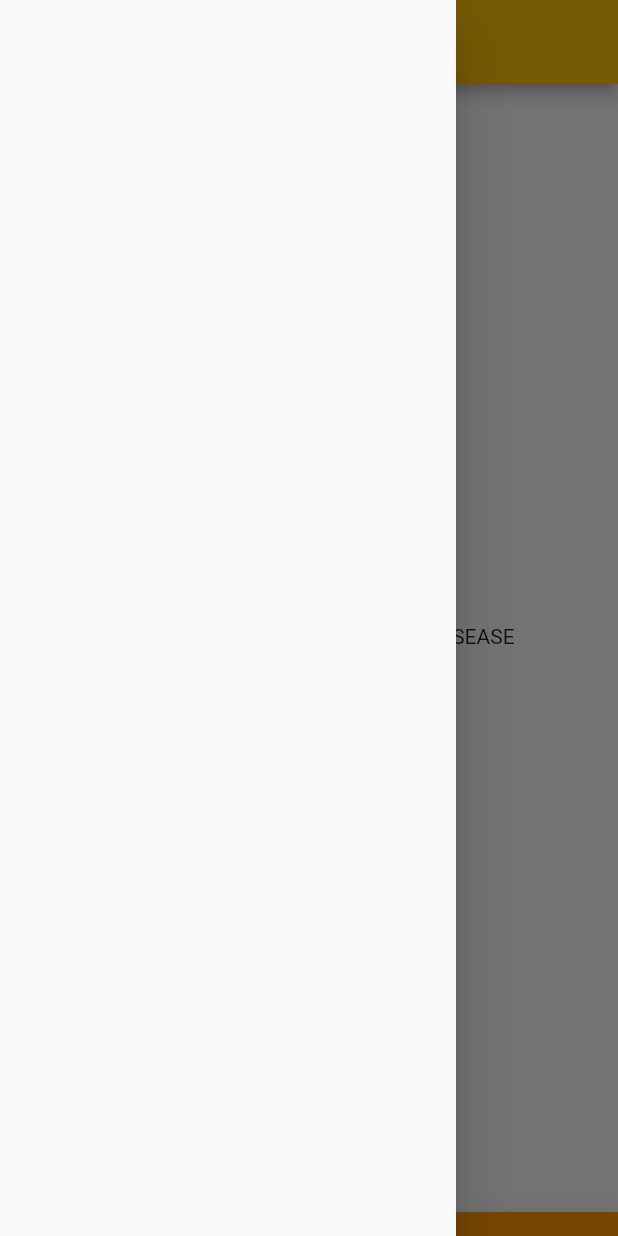
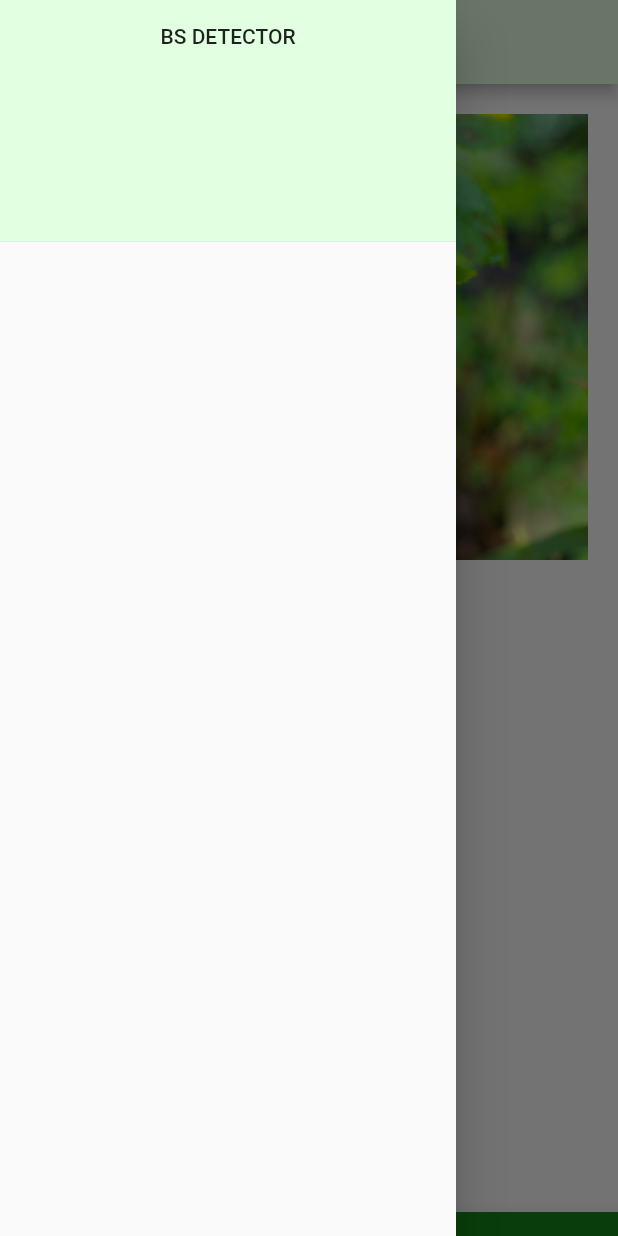
Before and after one commit to derricktab/blackspot_detector, a Flutter app: the screen it shows after launch, with the side drawer open, on a phone screen of 412 x 824 dp. Run offline on Flutter 3.47's test engine with Material 2 defaults, Android fonts, the light colour scheme and no system bars; our stand-ins replace font_awesome_flutter, image_picker.

Commit message:
added drawer

```diff
--- /dev/null
+++ b/lib/drawer.dart
@@ -0,0 +1,29 @@
+import 'package:flutter/material.dart';
+
+class MyDrawer extends StatefulWidget {
+  const MyDrawer({Key? key}) : super(key: key);
+
+  @override
+  State<MyDrawer> createState() => _MyDrawerState();
+}
+
+class _MyDrawerState extends State<MyDrawer> {
+  @override
+  Widget build(BuildContext context) {
+    return Drawer(
+      child: ListView(
+        children: [
+          DrawerHeader(
+              decoration: const BoxDecoration(
+                color: Color.fromARGB(255, 226, 255, 225),
+              ),
+              child: Column(
+                children: const [
+                  Text("BS DETECTOR"),
+                ],
+              ))
+        ],
+      ),
+    );
+  }
+}
--- /dev/null
+++ b/lib/homepage.dart
@@ -0,0 +1,122 @@
+import 'package:flutter/material.dart';
+import 'package:font_awesome_flutter/font_awesome_flutter.dart';
+import 'package:image_picker/image_picker.dart';
+
+import 'drawer.dart';
+
+class BlackSpotDetector extends StatefulWidget {
+  const BlackSpotDetector({Key? key}) : super(key: key);
+
+  @override
+  State<BlackSpotDetector> createState() => _BlackSpotDetectorState();
+}
+
+class _BlackSpotDetectorState extends State<BlackSpotDetector> {
+  // instantiating the image picker class.
+  final ImagePicker _picker = ImagePicker();
+
+  String pickedImagePath = "";
+  bool imagePicked = false;
+
+// POPUP DIALOG TO ENABLE USER SELECT SOURCE OF IMAGE
+  _popupDialog(BuildContext context) {
+    return AlertDialog(
+        title: const Text(
+          "SELECT IMAGE SOURCE",
+          style: TextStyle(fontSize: 19),
+        ),
+        content: Column(
+          crossAxisAlignment: CrossAxisAlignment.start,
+          mainAxisSize: MainAxisSize.min,
+          children: [
+            // PICKING IMAGE FROM CAMERA
+            ListTile(
+              title: const Text("Pick From Camera"),
+              leading: const Icon(
+                FontAwesomeIcons.camera,
+                color: Colors.green,
+              ),
+              onTap: () async {
+                final XFile? image =
+                    await _picker.pickImage(source: ImageSource.camera);
+                // printing the image path
+                print(image!.path);
+                setState(() {
+                  pickedImagePath = image.path;
+                  imagePicked = true;
+                });
+
+                Navigator.pop(context);
+              },
+            ),
+
+            // PICKING IMAGE FROM GALLERY
+            ListTile(
+              title: const Text("Pick From Gallery"),
+              leading: const Icon(
+                FontAwesomeIcons.image,
+                color: Colors.green,
+              ),
+              onTap: () async {
+                final XFile? image =
+                    await _picker.pickImage(source: ImageSource.gallery);
+                // printing the image path
+                print(image!.path);
+                setState(() {
+                  pickedImagePath = image.path;
+                  imagePicked = true;
+                });
+                Navigator.pop(context);
+              },
+            ),
+          ],
+        ));
+  }
+
+  @override
+  Widget build(BuildContext context) {
+    return Scaffold(
+        // BOTTOM NAVIGATION BAR
+        bottomNavigationBar: const BottomAppBar(
+          shape: CircularNotchedRectangle(),
+          color: Color.fromARGB(255, 19, 133, 23),
+          child: Text(""),
+        ),
+
+        // CAMERA ICON BUTTON
+        floatingActionButton: FloatingActionButton(
+          backgroundColor: Color.fromARGB(255, 109, 144, 69),
+          child: const Icon(FontAwesomeIcons.cameraRetro),
+          onPressed: () async {
+            showDialog(
+                context: context,
+                builder: (BuildContext context) => _popupDialog(context));
+          },
+        ),
+
+        // PUTTING THE FLOATING BUTTON IN THE MIDDLE
+        floatingActionButtonLocation: FloatingActionButtonLocation.centerFloat,
+        // APPBAR
+        appBar: AppBar(
+          backgroundColor: Color.fromARGB(255, 226, 255, 225),
+          title: const Text("BLACKSPOT DETECTOR"),
+          foregroundColor: Colors.black,
+        ),
+
+        // DRAWER
+        drawer: const MyDrawer(),
+
+        // BODY
+        body: ListView(
+          children: [
+            Container(
+              padding: const EdgeInsets.all(20),
+              decoration: BoxDecoration(
+                borderRadius: BorderRadius.circular(500),
+              ),
+              child: Image.asset("images/1st.jpg"),
+            ),
+          ],
+        ));
+  }
+}
--- a/lib/main.dart
+++ b/lib/main.dart
@@ -1,52 +1,24 @@
 import 'package:flutter/material.dart';
 
+import 'homepage.dart';
+
 void main(List<String> args) {
-  runApp(BlackSpotDetector());
+  runApp(MainApp());
 }
 
-class BlackSpotDetector extends StatefulWidget {
-  const BlackSpotDetector({Key? key}) : super(key: key);
+class MainApp extends StatefulWidget {
+  const MainApp({Key? key}) : super(key: key);
 
   @override
-  State<BlackSpotDetector> createState() => _BlackSpotDetectorState();
+  State<MainApp> createState() => _MainAppState();
 }
 
-class _BlackSpotDetectorState extends State<BlackSpotDetector> {
+class _MainAppState extends State<MainApp> {
   @override
   Widget build(BuildContext context) {
-    return MaterialApp(
-      home: Scaffold(
-        // BOTTOM NAVIGATION BAR
-        bottomNavigationBar: const BottomAppBar(
-          shape: CircularNotchedRectangle(),
-          color: Colors.orange,
-          child: Text("THIS IS THE BOTTOM APPBAR"),
-        ),
-
-        floatingActionButton: FloatingActionButton(
-          child: const Text("SNIP"),
-          onPressed: () {
-            print("this is the button to pick the image from the gallery");
-          },
-        ),
-
-        // PUTTING THE FLOATING BUTTON IN THE MIDDLE
-        floatingActionButtonLocation: FloatingActionButtonLocation.centerDocked,
-        // APPBAR
-        appBar: AppBar(
-          backgroundColor: Colors.amber,
-          title: const Text("BLACKSPOT DETECTOR"),
-        ),
-
-        // DRAWER
-        drawer: const Drawer(),
-
-        // BODY
-        body: const Center(
-          child: Text(
-              "THIS IS THE HOMEPAGE OF THE BLACKSPOT DISEASE DETECTOR IN ROSE FLOWERS."),
-        ),
-      ),
+    return const MaterialApp(
+      debugShowCheckedModeBanner: false,
+      home: BlackSpotDetector(),
     );
   }
 }
--- a/pubspec.yaml
+++ b/pubspec.yaml
@@ -35,6 +35,8 @@ dependencies:
   # Use with the CupertinoIcons class for iOS style icons.
   cupertino_icons: ^1.0.2
   animated_text_kit: ^4.2.1
+  font_awesome_flutter: ^10.1.0
+  image_picker: ^0.8.5+3
 
 dev_dependencies:
   flutter_test:
@@ -59,8 +61,8 @@ flutter:
   uses-material-design: true
 
   # To add assets to your application, add an assets section, like this:
-  # assets:
-  #   - images/a_dot_burr.jpeg
+  assets:
+    - images/
   #   - images/a_dot_ham.jpeg
 
   # An image asset can refer to one or more resolution-specific "variants", see
```
Also changed, not shown: images/1st.jpg (added), pubspec.lock.
